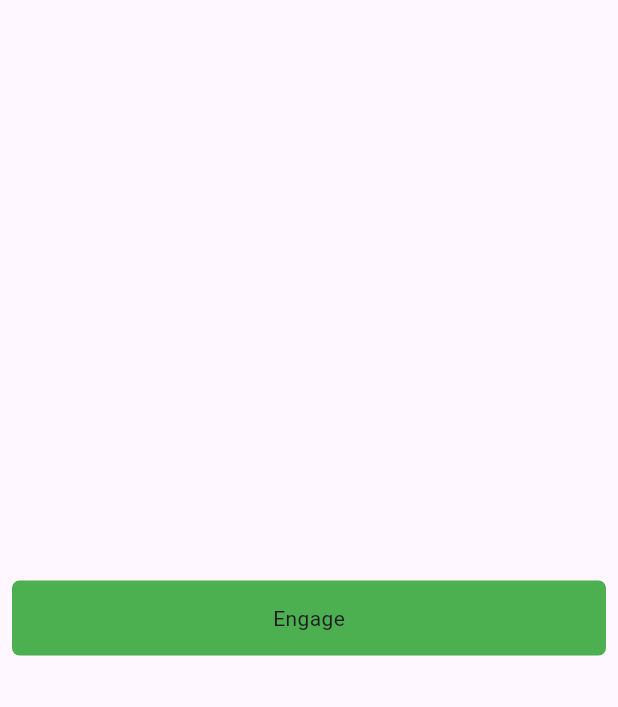
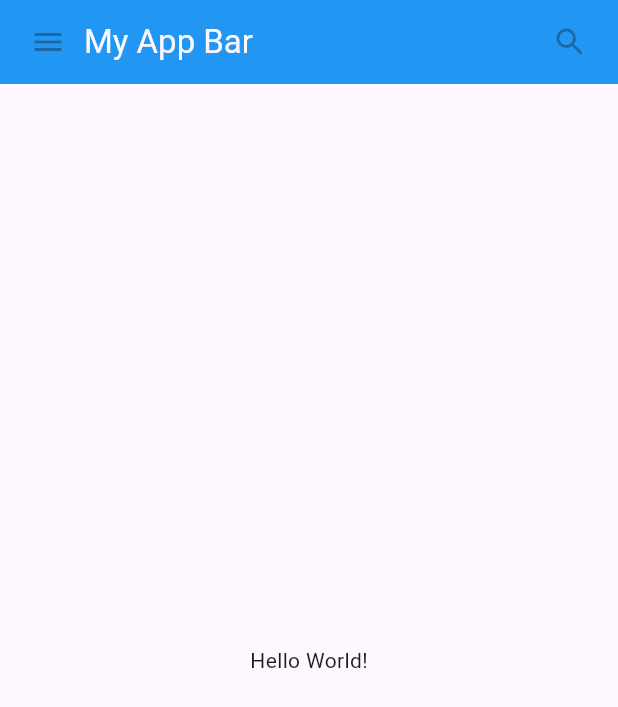
Before and after one commit to AshuMokale/Flutter-UI-basics, a Flutter app: the screen it shows after launch, on a phone screen of 412 x 824 dp. Shown: the top 707 px of the screen. Run offline on Flutter 3.47's test engine with Material 3 defaults, Android fonts, the phone set to English and light mode, and no system bars.

```diff
--- a/lib/main.dart
+++ b/lib/main.dart
@@ -2,42 +2,70 @@ import 'package:flutter/material.dart';
 
 void main() {
   runApp(
-    MaterialApp(
-      theme: ThemeData(
-        // brightness: Brightness.dark,
-        primaryColor: Colors.blueGrey
-      ),
-      title: 'UI Test App',
-      home: Scaffold(
-        body: Center(
-          child: MyButton(),
-        ),
+    const MaterialApp(
+      title: 'UI Basics',
+      home: SafeArea(
+        child: MyScaffold(),
       ),
     ),
   );
 }
 
-class MyButton extends StatelessWidget {
-  const MyButton({super.key});
+class MyAppBar extends StatelessWidget {
+  const MyAppBar({required this.title, super.key});
+
+  final Widget title;
 
   @override
   Widget build(BuildContext context) {
-    return GestureDetector(
-      onTap: () {
-        print('MyButton was tapped.');
-      },
-      child: Container(
-        height: 50,
-        padding: const EdgeInsets.all(8),
-        margin: const EdgeInsets.symmetric(horizontal: 8),
-        decoration: BoxDecoration(
-          borderRadius: BorderRadius.circular(5),
-          color: Colors.green,
-        ),
-        child: const Center(
-          child: Text('Engage'),
-        ),
+    return Container(
+      height: 56,
+      padding: EdgeInsets.symmetric(horizontal: 8),
+      decoration: BoxDecoration(color: Colors.blue),
+
+      // Row
+      child: Row(
+        children: [
+          IconButton(
+            icon: Icon(Icons.menu),
+            tooltip: 'Navigation Menu',
+            onPressed: null,
+          ),
+          Expanded(
+            child: title,
+          ),
+          IconButton(
+            icon: Icon(Icons.search),
+            tooltip: 'Search',
+            onPressed: null
+          ),
+        ]
       ),
     );
   }
 }
+
+class MyScaffold extends StatelessWidget {
+  const MyScaffold({super.key});
+
+  @override
+  Widget build(BuildContext context) {
+    return Material(
+      child: Column(
+        children: [
+          MyAppBar(
+            title: Text(
+              'My App Bar',
+              style: Theme.of(context).primaryTextTheme.titleLarge,
+            ),
+          ),
+          const Expanded(
+            child: Center(
+              child: Text('Hello World!'),
+            ),
+          ),
+        ],
+      ),
+    );
+  }
+}
```
